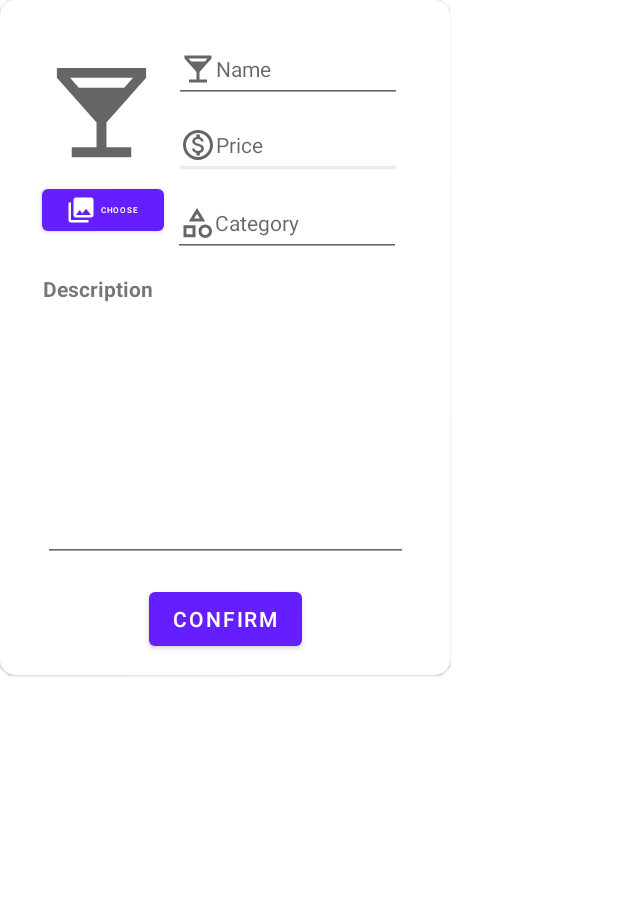
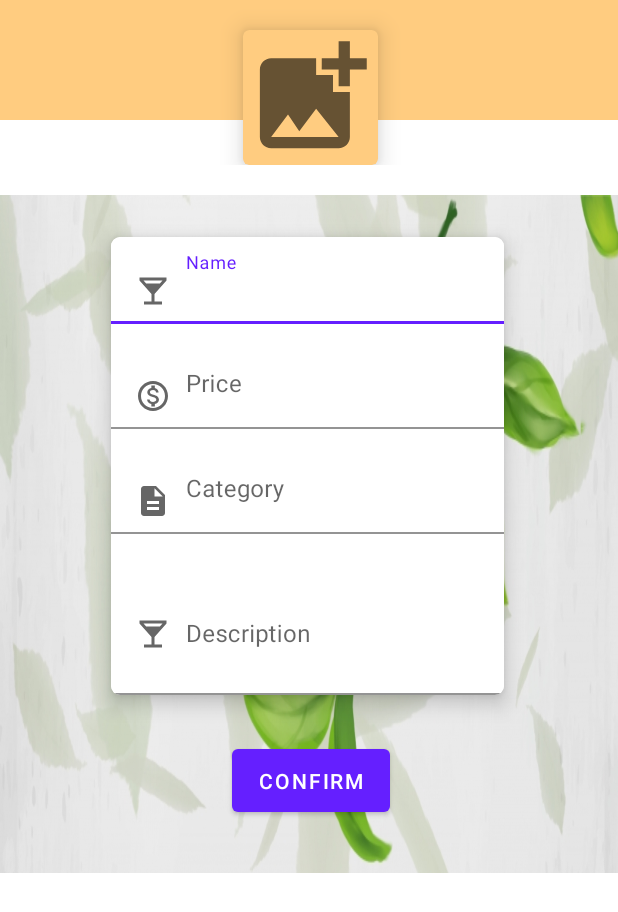
Before and after one commit to nhochamvui/CoffeeShop, an Android app: the layout dialog_drink_add.xml on its own in the app's theme, with its tools: preview values and no code run, on a phone screen of 412 x 824 dp. Shown: the top 912 px of the screen. Run offline under Robolectric (Android 15) with nearby library versions, the phone set to English and light mode, and no system bars.

Commit message:
fixed bug on update and create product drink

```diff
--- a/app/build.gradle
+++ b/app/build.gradle
@@ -36,6 +36,7 @@ dependencies {
     implementation 'com.google.firebase:firebase-database:19.3.0'
     implementation 'com.google.firebase:firebase-storage:19.1.1'
     implementation 'com.github.bumptech.glide:glide:4.11.0'
+    implementation 'com.android.support:cardview-v7:+'
     annotationProcessor 'com.github.bumptech.glide:compiler:4.11.0'
 
 }
--- a/app/src/main/java/com/example/coffeeshop/UserManagementFragment.java
+++ b/app/src/main/java/com/example/coffeeshop/UserManagementFragment.java
@@ -199,7 +199,7 @@ public class UserManagementFragment extends Fragment implements UserAdapter.OnCl
         user.setUsername(editTextUserName.getText().toString());
         user.setRole(editTextRole.getText().toString());
         user.setPassword(hash(editTextPassword.getText().toString()));
-
+        // khi khong co imguri
         if(imgUri!=null)
         {
             final ProgressDialog progressDialog= new ProgressDialog(getContext());
--- /dev/null
+++ b/app/src/main/res/drawable/ic_baseline_add_photo_alternate_24.xml
@@ -0,0 +1,10 @@
+<vector xmlns:android="http://schemas.android.com/apk/res/android"
+    android:width="24dp"
+    android:height="24dp"
+    android:viewportWidth="24"
+    android:viewportHeight="24"
+    android:tint="?attr/colorControlNormal">
+  <path
+      android:fillColor="@android:color/white"
+      android:pathData="M19,7v2.99s-1.99,0.01 -2,0L17,7h-3s0.01,-1.99 0,-2h3L17,2h2v3h3v2h-3zM16,11L16,8h-3L13,5L5,5c-1.1,0 -2,0.9 -2,2v12c0,1.1 0.9,2 2,2h12c1.1,0 2,-0.9 2,-2v-8h-3zM5,19l3,-4 2,3 3,-4 4,5L5,19z"/>
+</vector>
--- /dev/null
+++ b/app/src/main/res/drawable/ic_baseline_description_24.xml
@@ -0,0 +1,10 @@
+<vector xmlns:android="http://schemas.android.com/apk/res/android"
+    android:width="24dp"
+    android:height="24dp"
+    android:viewportWidth="24"
+    android:viewportHeight="24"
+    android:tint="?attr/colorControlNormal">
+  <path
+      android:fillColor="@android:color/white"
+      android:pathData="M14,2L6,2c-1.1,0 -1.99,0.9 -1.99,2L4,20c0,1.1 0.89,2 1.99,2L18,22c1.1,0 2,-0.9 2,-2L20,8l-6,-6zM16,18L8,18v-2h8v2zM16,14L8,14v-2h8v2zM13,9L13,3.5L18.5,9L13,9z"/>
+</vector>
--- a/app/src/main/res/layout/dialog_drink_add.xml
+++ b/app/src/main/res/layout/dialog_drink_add.xml
@@ -1,129 +1,197 @@
 <?xml version="1.0" encoding="utf-8"?>
-<com.google.android.material.card.MaterialCardView xmlns:android="http://schemas.android.com/apk/res/android"
+<androidx.constraintlayout.widget.ConstraintLayout xmlns:android="http://schemas.android.com/apk/res/android"
     xmlns:adnroid="http://schemas.android.com/apk/res-auto"
     xmlns:tools="http://schemas.android.com/tools"
-    android:layout_width="300dp"
-    android:layout_height="450dp"
+    android:layout_width="match_parent"
+    android:layout_height="700dp"
     adnroid:cardCornerRadius="10dp">
+
+    <androidx.coordinatorlayout.widget.CoordinatorLayout
+        android:id="@+id/coordinatorLayout"
+        android:layout_width="414dp"
+        android:layout_height="110dp"
+        adnroid:layout_constraintEnd_toEndOf="parent"
+        adnroid:layout_constraintHeight_percent="0.26"
+        adnroid:layout_constraintStart_toStartOf="parent"
+        adnroid:layout_constraintTop_toTopOf="parent">
+
+        <LinearLayout
+            android:id="@+id/linearLayout"
+            android:layout_width="match_parent"
+            android:layout_height="80dp"
+            android:background="#FFCC80"
+            android:orientation="vertical">
+
+        </LinearLayout>
+
+        <com.google.android.material.card.MaterialCardView
+            android:id="@+id/materialCardView2"
+            android:layout_width="90dp"
+            android:layout_height="90dp"
+            android:elevation="10dp"
+            android:orientation="vertical"
+            adnroid:cardBackgroundColor="#FFCC80"
+            adnroid:cardElevation="10dp"
+            adnroid:layout_anchor="@+id/linearLayout"
+            adnroid:layout_anchorGravity="bottom|center">
+
+            <ImageView
+                android:id="@+id/imageViewDrinkThumbnail"
+                android:layout_width="match_parent"
+                android:layout_height="match_parent"
+                android:cropToPadding="false"
+                adnroid:layout_constraintHeight_percent="0.3"
+                adnroid:layout_constraintWidth_percent="0.3"
+                adnroid:srcCompat="@drawable/ic_baseline_add_photo_alternate_24"
+                tools:ignore="VectorDrawableCompat"
+                tools:srcCompat="@drawable/ic_baseline_add_photo_alternate_24" />
+        </com.google.android.material.card.MaterialCardView>
+
+    </androidx.coordinatorlayout.widget.CoordinatorLayout>
+
+    <androidx.core.widget.NestedScrollView
+        android:id="@+id/nestedScrollView"
+        android:layout_width="414dp"
+        android:layout_height="452dp"
+        android:layout_marginTop="20dp"
+        android:fillViewport="true"
+        adnroid:layout_constraintEnd_toEndOf="parent"
+        adnroid:layout_constraintStart_toStartOf="parent"
+        adnroid:layout_constraintTop_toBottomOf="@+id/coordinatorLayout">
+
+        <LinearLayout
+            android:layout_width="match_parent"
+            android:layout_height="wrap_content"
+            android:background="@drawable/drink_background3"
+            android:orientation="vertical">
 
             <androidx.constraintlayout.widget.ConstraintLayout
                 android:layout_width="match_parent"
-        android:layout_height="match_parent">
-
-        <Button
-            android:id="@+id/buttonDrinkChooseImg"
-            android:layout_width="81dp"
-            android:layout_height="40dp"
-            android:layout_marginTop="2dp"
-            android:text="Choose"
-            android:textSize="5sp"
-            adnroid:icon="@drawable/ic_baseline_photo_library_24"
-            adnroid:iconPadding="1dp"
-            adnroid:iconSize="20dp"
-            adnroid:iconTintMode="src_in"
-            adnroid:layout_constraintEnd_toEndOf="parent"
-            adnroid:layout_constraintHorizontal_bias="0.127"
-            adnroid:layout_constraintStart_toStartOf="parent"
-            adnroid:layout_constraintTop_toBottomOf="@+id/imageViewDrinkThumbnail" />
-
-        <ImageView
-            android:id="@+id/imageViewDrinkThumbnail"
-            android:layout_width="79dp"
-            android:layout_height="86dp"
-            android:layout_marginTop="32dp"
-            adnroid:layout_constraintEnd_toEndOf="parent"
-            adnroid:layout_constraintHorizontal_bias="0.126"
-            adnroid:layout_constraintStart_toStartOf="parent"
-            adnroid:layout_constraintTop_toTopOf="parent"
-            adnroid:srcCompat="@drawable/ic_baseline_local_bar_24"
-            tools:ignore="VectorDrawableCompat"
-            tools:srcCompat="@drawable/ic_baseline_local_bar_24" />
-
-        <EditText
-            android:id="@+id/editTextDrinkPrice"
-            android:layout_width="152dp"
-            android:layout_height="wrap_content"
-            android:drawableLeft="@drawable/ic_outline_monetization_on_24"
-            android:ems="10"
-            android:hint="Price"
-            android:inputType="textPersonName"
-            android:textSize="14sp"
-            adnroid:layout_constraintBottom_toBottomOf="parent"
-            adnroid:layout_constraintEnd_toEndOf="parent"
-            adnroid:layout_constraintHorizontal_bias="0.207"
-            adnroid:layout_constraintStart_toEndOf="@+id/imageViewDrinkThumbnail"
-            adnroid:layout_constraintTop_toBottomOf="@+id/editTextDrinkName"
-            adnroid:layout_constraintVertical_bias="0.017" />
-
-        <EditText
-            android:id="@+id/editTextDrinkName"
-            android:layout_width="152dp"
-            android:layout_height="wrap_content"
-            android:layout_marginTop="24dp"
-            android:drawableLeft="@drawable/ic_baseline_local_bar_24"
-            android:ems="10"
-            android:hint="Name"
-            android:inputType="textPersonName"
-            android:textSize="14sp"
-            adnroid:layout_constraintEnd_toEndOf="parent"
-            adnroid:layout_constraintHorizontal_bias="0.217"
-            adnroid:layout_constraintStart_toEndOf="@+id/imageViewDrinkThumbnail"
-            adnroid:layout_constraintTop_toTopOf="parent" />
-
-        <EditText
-            android:id="@+id/editTextDrinkCategory"
-            android:layout_width="152dp"
-            android:layout_height="wrap_content"
-            android:layout_marginTop="7dp"
-            android:drawableLeft="@drawable/ic_outline_category_24"
-            android:ems="5"
-            android:hint="Category"
-            android:inputType="textPersonName"
-            android:textSize="14sp"
-            adnroid:layout_constraintEnd_toEndOf="parent"
-            adnroid:layout_constraintHorizontal_bias="0.195"
-            adnroid:layout_constraintStart_toEndOf="@+id/imageViewDrinkThumbnail"
-            adnroid:layout_constraintTop_toBottomOf="@+id/editTextDrinkPrice" />
-
-        <EditText
-            android:id="@+id/editTextDrinkDescription"
-            android:layout_width="243dp"
-            android:layout_height="163dp"
-            android:layout_marginTop="40dp"
-            android:ems="10"
-            android:inputType="textMultiLine"
-            android:lines="5"
-            android:maxLines="8"
-            android:scrollbars="vertical"
-            android:singleLine="false"
-            android:textSize="14sp"
-            adnroid:layout_constraintEnd_toEndOf="parent"
-            adnroid:layout_constraintHorizontal_bias="0.508"
-            adnroid:layout_constraintStart_toStartOf="parent"
-            adnroid:layout_constraintTop_toBottomOf="@+id/editTextDrinkCategory" />
+                android:layout_height="wrap_content">
 
                 <Button
                     android:id="@+id/buttonDrinkConfirm"
-            android:layout_width="wrap_content"
-            android:layout_height="wrap_content"
+                    android:layout_width="105dp"
+                    android:layout_height="54dp"
+                    android:layout_gravity="center"
+                    android:layout_marginTop="30dp"
+                    android:gravity="center"
                     android:text="Confirm"
                     adnroid:layout_constraintBottom_toBottomOf="parent"
                     adnroid:layout_constraintEnd_toEndOf="parent"
+                    adnroid:layout_constraintHorizontal_bias="0.501"
                     adnroid:layout_constraintStart_toStartOf="parent"
-            adnroid:layout_constraintTop_toBottomOf="@+id/editTextDrinkDescription" />
+                    adnroid:layout_constraintTop_toBottomOf="@+id/materialCardView"
+                    adnroid:layout_constraintVertical_bias="0.0" />
 
-        <TextView
-            android:id="@+id/textView"
-            android:layout_width="wrap_content"
+                <com.google.android.material.card.MaterialCardView
+                    android:id="@+id/materialCardView"
+                    android:layout_width="262dp"
                     android:layout_height="wrap_content"
-            android:text="Description"
-            android:textStyle="bold"
-            adnroid:layout_constraintBottom_toTopOf="@+id/editTextDrinkDescription"
+
+                    android:layout_marginBottom="15dp"
+                    adnroid:cardCornerRadius="6dp"
+                    adnroid:cardElevation="8dp"
+                    adnroid:layout_constraintBottom_toBottomOf="parent"
                     adnroid:layout_constraintEnd_toEndOf="parent"
-            adnroid:layout_constraintHorizontal_bias="0.127"
+                    adnroid:layout_constraintHorizontal_bias="0.488"
                     adnroid:layout_constraintStart_toStartOf="parent"
-            adnroid:layout_constraintTop_toBottomOf="@+id/buttonDrinkChooseImg"
-            adnroid:layout_constraintVertical_bias="0.718" />
+                    adnroid:layout_constraintTop_toTopOf="parent"
+                    adnroid:layout_constraintVertical_bias="0.29000002"
+                    adnroid:layout_constraintWidth_percent="0.5">
+
+                    <androidx.constraintlayout.widget.ConstraintLayout
+                        android:layout_width="match_parent"
+                        android:layout_height="wrap_content">
+
+                        <com.google.android.material.textfield.TextInputLayout
+                            android:id="@+id/textInputLayout"
+                            android:layout_width="match_parent"
+                            android:layout_height="wrap_content"
+                            android:hint="Name"
+                            adnroid:boxBackgroundColor="#FFFFFF"
+                            adnroid:layout_constraintEnd_toEndOf="parent"
+                            adnroid:layout_constraintStart_toStartOf="parent"
+                            adnroid:layout_constraintTop_toTopOf="parent">
+
+                            <com.google.android.material.textfield.TextInputEditText
+                                android:id="@+id/editTextDrinkName"
+                                android:layout_width="match_parent"
+                                android:layout_height="wrap_content"
+                                android:drawableLeft="@drawable/ic_baseline_local_bar_24"
+                                android:drawablePadding="10dp"></com.google.android.material.textfield.TextInputEditText>
+                        </com.google.android.material.textfield.TextInputLayout>
+
+                        <com.google.android.material.textfield.TextInputLayout
+                            android:id="@+id/textInputLayout2"
+                            android:layout_width="match_parent"
+                            android:layout_height="wrap_content"
+                            android:hint="Price"
+                            adnroid:boxBackgroundColor="#FFFFFF"
+                            adnroid:layout_constraintEnd_toEndOf="parent"
+                            adnroid:layout_constraintStart_toStartOf="parent"
+                            adnroid:layout_constraintTop_toBottomOf="@+id/textInputLayout">
+
+                            <com.google.android.material.textfield.TextInputEditText
+                                android:id="@+id/editTextDrinkPrice"
+                                android:layout_width="match_parent"
+                                android:layout_height="wrap_content"
+                                android:layout_marginTop="12dp"
+                                android:drawableLeft="@drawable/ic_outline_monetization_on_24"
+                                android:drawablePadding="10dp"></com.google.android.material.textfield.TextInputEditText>
+                        </com.google.android.material.textfield.TextInputLayout>
+
+                        <com.google.android.material.textfield.TextInputLayout
+                            android:id="@+id/textInputLayout3"
+                            android:layout_width="match_parent"
+                            android:layout_height="wrap_content"
+                            android:hint="Category"
+                            adnroid:boxBackgroundColor="#FFFFFF"
+                            adnroid:layout_constraintEnd_toEndOf="parent"
+                            adnroid:layout_constraintHorizontal_bias="0.0"
+                            adnroid:layout_constraintStart_toStartOf="parent"
+                            adnroid:layout_constraintTop_toBottomOf="@+id/textInputLayout2">
+
+                            <com.google.android.material.textfield.TextInputEditText
+                                android:id="@+id/editTextDrinkCategory"
+                                android:layout_width="match_parent"
+                                android:layout_height="wrap_content"
+                                android:layout_marginTop="12dp"
+                                android:drawableLeft="@drawable/ic_baseline_description_24"
+                                android:drawablePadding="10dp"></com.google.android.material.textfield.TextInputEditText>
+                        </com.google.android.material.textfield.TextInputLayout>
+
+                        <com.google.android.material.textfield.TextInputLayout
+                            android:id="@+id/textInputLayout4"
+                            android:layout_width="match_parent"
+                            android:layout_height="wrap_content"
+                            android:hint="Description"
+                            adnroid:boxBackgroundColor="#FFFFFF"
+                            adnroid:layout_constraintBottom_toBottomOf="parent"
+                            adnroid:layout_constraintEnd_toEndOf="parent"
+                            adnroid:layout_constraintHorizontal_bias="0.0"
+                            adnroid:layout_constraintStart_toStartOf="parent"
+                            adnroid:layout_constraintTop_toBottomOf="@+id/textInputLayout3"
+                            adnroid:layout_constraintVertical_bias="0.65">
+
+                            <com.google.android.material.textfield.TextInputEditText
+                                android:id="@+id/editTextDrinkDescription"
+                                android:layout_width="match_parent"
+                                android:layout_height="wrap_content"
+                                android:layout_marginTop="12dp"
+                                android:drawableLeft="@drawable/ic_baseline_local_bar_24"
+                                android:drawablePadding="10dp"
+                                android:lines="3"
+                                android:maxLines="3"></com.google.android.material.textfield.TextInputEditText>
+                        </com.google.android.material.textfield.TextInputLayout>
 
                     </androidx.constraintlayout.widget.ConstraintLayout>
+
                 </com.google.android.material.card.MaterialCardView>
+
+            </androidx.constraintlayout.widget.ConstraintLayout>
+
+        </LinearLayout>
+    </androidx.core.widget.NestedScrollView>
+
+</androidx.constraintlayout.widget.ConstraintLayout>
--- a/app/src/main/res/layout/drink_container_layout.xml
+++ b/app/src/main/res/layout/drink_container_layout.xml
@@ -15,7 +15,7 @@
         android:layout_height="match_parent">
 
         <androidx.constraintlayout.widget.ConstraintLayout
-            android:id="@+id/frameLayout"
+            android:id="@+id/background"
             android:layout_width="0dp"
             android:layout_height="174dp"
             android:background="@drawable/drink_background4"
@@ -110,7 +110,7 @@
             app:layout_constraintBottom_toTopOf="@+id/imageView4"
             app:layout_constraintEnd_toEndOf="parent"
             app:layout_constraintStart_toStartOf="parent"
-            app:layout_constraintTop_toBottomOf="@+id/frameLayout"
+            app:layout_constraintTop_toBottomOf="@+id/background"
             app:layout_constraintVertical_bias="0.0" />
 
     </androidx.constraintlayout.widget.ConstraintLayout>
--- a/gradle.properties
+++ b/gradle.properties
@@ -17,3 +17,6 @@ org.gradle.jvmargs=-Xmx2048m
 android.useAndroidX=true
 # Automatically convert third-party libraries to use AndroidX
 android.enableJetifier=true
+org.gradle.daemon=true
+org.giradle.parallel=true
+org.gradle.configureondemand=true
```
Also changed, not shown: app/src/main/java/com/example/coffeeshop/DrinkManagementFragment.java (+52 -43 lines), app/src/main/res/layout/dialog_drink_add_2.xml (added, +123 -0 lines). Lines whose indentation alone changed are shown as unchanged.
